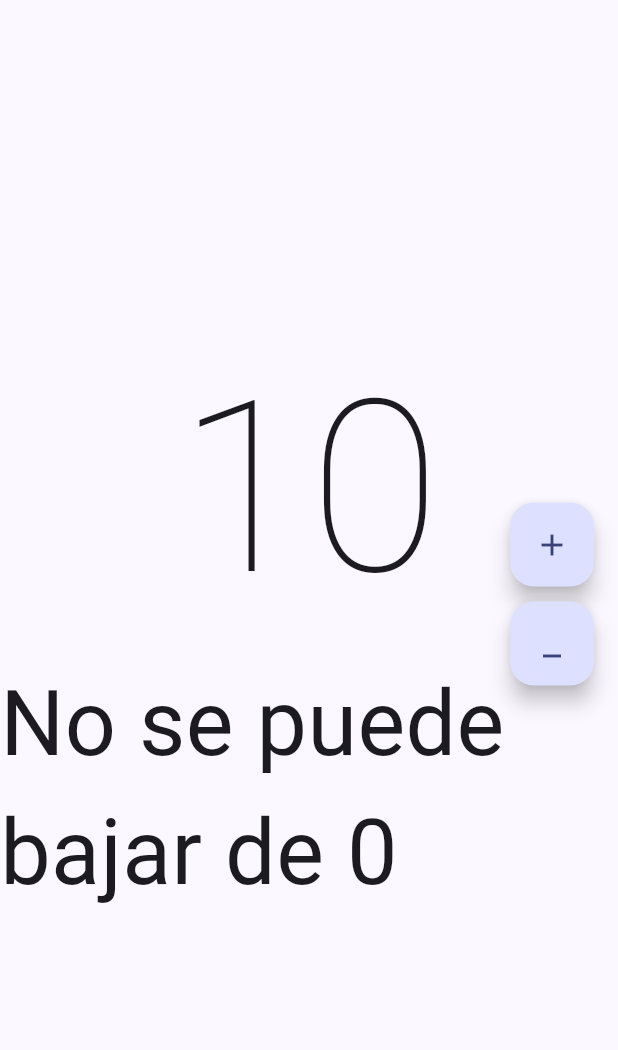
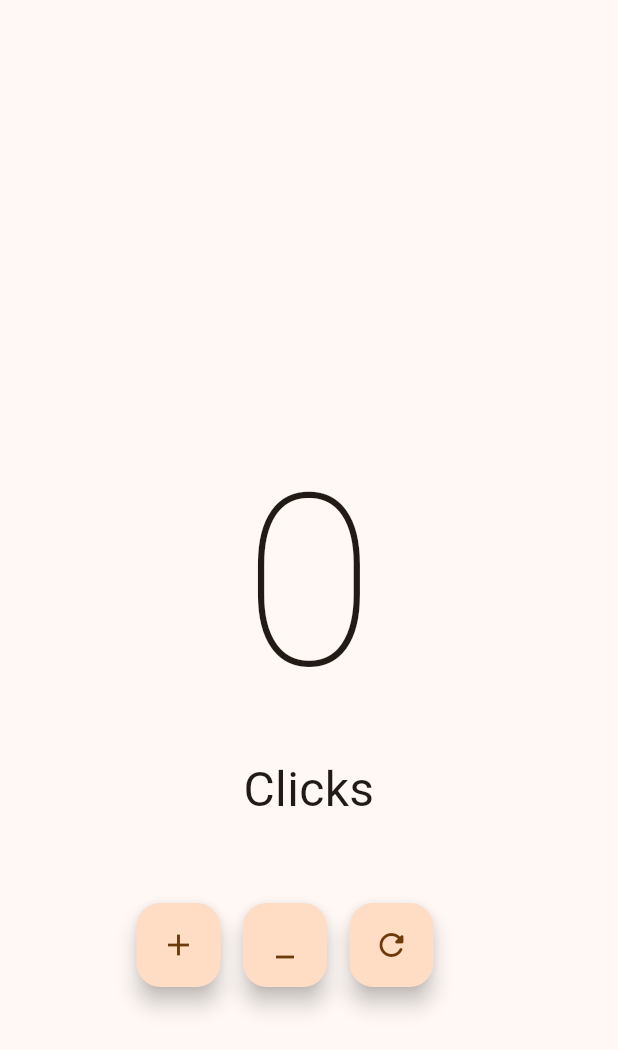
Before and after one commit to ScrobeZ/contadorApp, a Flutter app: the screen it shows after launch, after a tap on the "add" icon, after a tap on the "minimize" icon, on a phone screen of 412 x 824 dp. Shown: the top 1050 px of the screen. Run offline on Flutter 3.47's test engine with Material 2 defaults, Android fonts, the phone set to English and light mode, and no system bars.

Commit message:
Cambios pedidos clase 10/10

```diff
--- a/lib/main.dart
+++ b/lib/main.dart
@@ -8,7 +8,7 @@ class MayApp extends StatelessWidget {
   @override
   Widget build(BuildContext context) {
     return  MaterialApp(
-      theme: ThemeData(useMaterial3: true,colorSchemeSeed: Colors.indigo),
+      theme: ThemeData(useMaterial3: true,colorSchemeSeed: const Color.fromARGB(255, 255, 136, 0)),
       debugShowCheckedModeBanner: false,
       home: const Counter(),
     );
--- a/lib/presentation/screens/counter/counter_screen.dart
+++ b/lib/presentation/screens/counter/counter_screen.dart
@@ -5,10 +5,13 @@ class Counter extends StatefulWidget {
   State<Counter> createState() => _CounterState();
 }
 class _CounterState extends State<Counter> {
-  int countador = 10;
+  int countador = 0;
   String text = "Clicks";
   @override
   Widget build(BuildContext context) {
+
+    final size = MediaQuery.of(context).size;
+
     return Scaffold(
       body: Center(
         child: Column(
@@ -19,35 +22,62 @@ class _CounterState extends State<Counter> {
               style: const TextStyle(fontSize: 160, fontWeight: FontWeight.w100),
             ),
             Text(text,
-          style: const TextStyle(fontSize: 60))
+              style: const TextStyle(fontSize: 32),textAlign: TextAlign.center,
+            )
           ],
         ),
       ),
-      floatingActionButton:Column(
+      floatingActionButton:
+      Column(
+        crossAxisAlignment: CrossAxisAlignment.center,
+        children: [
+          SizedBox(height: size.height*0.75,),
+          Row(
             mainAxisAlignment: MainAxisAlignment.center,
-        crossAxisAlignment: CrossAxisAlignment.end,
             children: [
+
               FloatingActionButton(
                 onPressed: () {
                     setState(() {
                     countador ++;
                     if (countador > 0) {
-                text = "Clicks";
+                    text = 'Click';
+                    }
+                    if(countador>1){
+                      text='Clicks';
+                    }
+                    }
+                  );
+                },
+                child: const Icon(Icons.add),
+              ),
+              const SizedBox(width: 15),
+              FloatingActionButton(
+                onPressed: () {
+                    setState(() {
+                    if (countador == 0) {
+                      text = "No se puede bajar de 0";
+                      }else{
+                        countador --;
+                        countador==1?text='Click':text='Clicks';
                       }
                     });
                   },
-              child: const Icon(Icons.add),
+                child: const Icon(Icons.minimize),
               ),
-          const SizedBox(height: 10),
+              const SizedBox(width: 15),
               FloatingActionButton(
-            onPressed: () {
+                onPressed: (){
+                  countador=0;
                   setState(() {
-                if (countador > 0) {
-                  countador --;
-                  text = "No se puede bajar de 0";
-                  }
+
                   });
-              }, child: const Icon(Icons.minimize)),
+                  },
+                child: const Icon(Icons.refresh_rounded),
+                ),
+            ],
+
+          ),
         ],
       ),
     );
```
Lines whose indentation alone changed are shown as unchanged.
